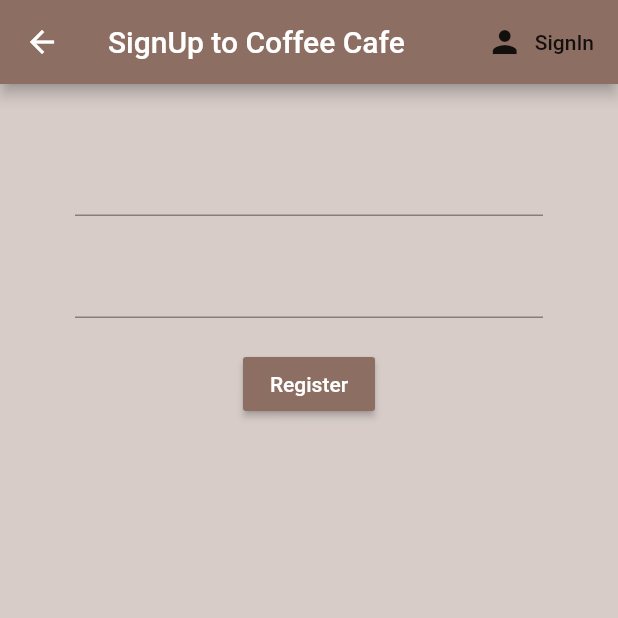
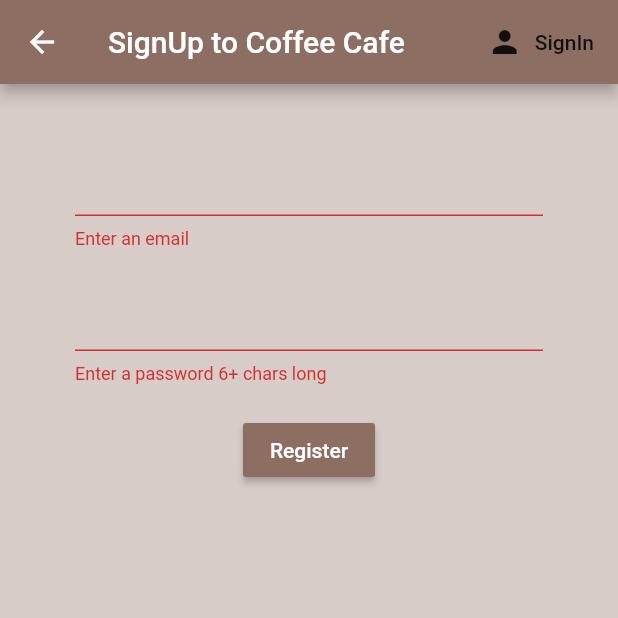
Before and after one commit to amitsaini4556/coffee_team, a Flutter app: the Register screen opened directly, after a tap on "Register", on a phone screen of 412 x 824 dp, the top half of it. Run offline on Flutter 3.47's test engine with Material 2 defaults, Android fonts, the phone set to English and light mode, and no system bars; our stand-ins replace firebase_auth; accounts and stored records are empty.

Commit message:
validate register form , if no error then redirect to home else show error.

```diff
--- a/lib/screens/authenticate/register.dart
+++ b/lib/screens/authenticate/register.dart
@@ -9,9 +9,11 @@ class Register extends StatefulWidget {
 }
 
 class _RegisterState extends State<Register> {
-  final AuthService _authService = AuthService();
+  final AuthService _auth = AuthService();
+  final _formkey = GlobalKey<FormState>();
   String email = '';
   String password = '';
+  String error = '';
   @override
   Widget build(BuildContext context) {
     return Scaffold(
@@ -33,10 +35,12 @@ class _RegisterState extends State<Register> {
       body: Container(
         padding: EdgeInsets.symmetric(vertical: 20.0,horizontal: 50.0),
         child: Form(
+          key: _formkey,
           child: Column(
             children: <Widget>[
               SizedBox(height: 20.0,),
               TextFormField(
+                validator: (val) => val.isEmpty ? 'Enter an email' : null,
                 onChanged: (val){
                   setState(() => email = val);
                 },
@@ -44,13 +48,23 @@ class _RegisterState extends State<Register> {
               SizedBox(height: 20.0,),
               TextFormField(
                 obscureText: true,
+                validator: (val) => val.length < 6 ? 'Enter a password 6+ chars long' : null,
                 onChanged: (val){
                   setState(() => password = val);
                 },
               ),
               SizedBox(height: 20.0,),
               RaisedButton(
-                onPressed: (){},
+                onPressed: () async {
+                  if(_formkey.currentState.validate())
+                    {
+                      dynamic result = await _auth.registerEmailandPassword(email,password);
+                      if(result == null)
+                        {
+                          setState(() => error = '*Please supply a valid email.');
+                        }
+                    }
+                },
                 color: Colors.brown[400],
                 child: Text(
                   'Register',
@@ -58,7 +72,11 @@ class _RegisterState extends State<Register> {
                     color: Colors.white,
                   ),
                 ),
-              )
+              ),
+              Text(
+                error,
+                style: TextStyle(color: Colors.red,fontSize: 14.0),
+              ),
             ],
           ),
         ),
--- a/lib/screens/home/home.dart
+++ b/lib/screens/home/home.dart
@@ -8,8 +8,7 @@ class Home extends StatelessWidget {
     return Scaffold(
       backgroundColor: Colors.brown[100],
       appBar: AppBar(
-        title: Text('Home Page'),
-        titleSpacing: 2.0,
+        title: Text('Hi , Amit'),
         backgroundColor: Colors.brown[400],
         elevation: 0.0,
         actions: <Widget>[
```
